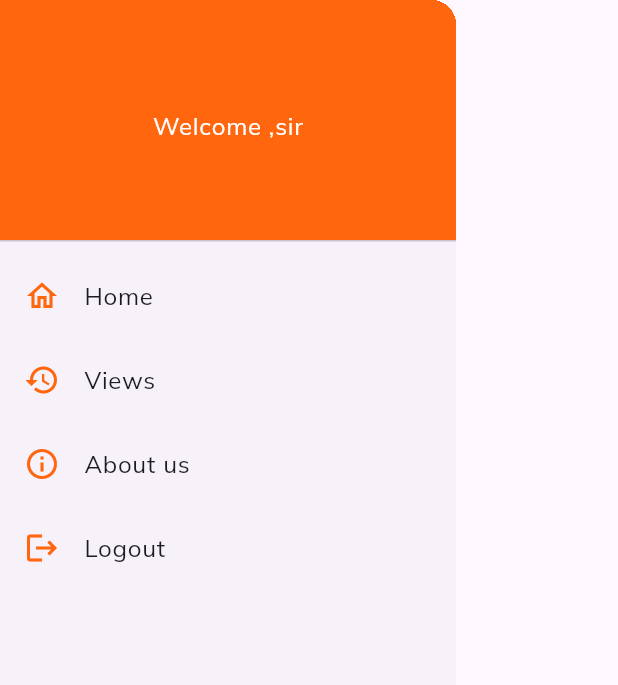
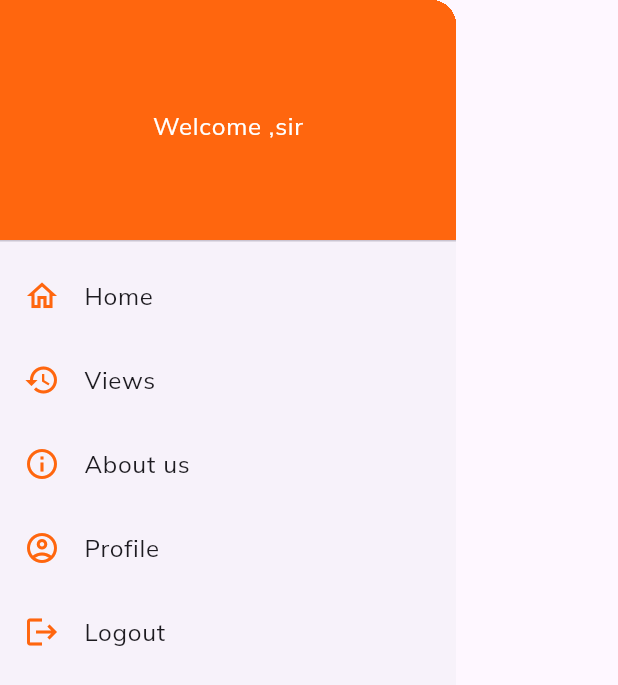
Before and after one commit to ACICT-DEPI/CAI1_AIS5_S8e-E-commerce-App, a Flutter app: the HomeDrawer widget shown alone on an empty page, opened directly, on a phone screen of 412 x 824 dp. Shown: the top 685 px of the screen. Run offline on Flutter 3.47's test engine with Material 3 defaults, Android fonts, the phone set to English and light mode, and no system bars; our stand-ins replace animated_splash_screen, awesome_dialog, cloud_firestore, firebase_auth, firebase_core, firebase_storage and 9 more; accounts and stored records are empty; network calls fail.

Commit message:
add profile in drawer and edit image in power point(IB)

```diff
--- a/lib/screens/Drawer/home_drawer.dart
+++ b/lib/screens/Drawer/home_drawer.dart
@@ -1,6 +1,7 @@
 
 import 'package:e_commerce/screens/Drawer/aboutus.dart';
 import 'package:e_commerce/screens/FirestScreen/signin.dart';
+import 'package:e_commerce/screens/Profile/Profile.dart';
 import 'package:e_commerce/screens/bottom_nav_bar.dart';
 import 'package:e_commerce/screens/constans.dart';
 import 'package:e_commerce/screens/product_viewed_screen/product_viewed.dart';
@@ -74,7 +75,20 @@ class HomeDrawer extends StatelessWidget {
             },
           ),
 
+ListTile(
+            leading: const Icon(
+              Icons.account_circle_outlined,
+              color: kprimaryColor,
+            ),
+            title: const Text(
+              'Profile',
 
+            ),
+            onTap: () {
+              Navigator.push(
+                  context, MaterialPageRoute(builder: (context) => const Profile()));
+            },
+          ),
           ListTile(
             leading: const Icon(
               Icons.logout,
```
Also changed, not shown: 1 other file.
